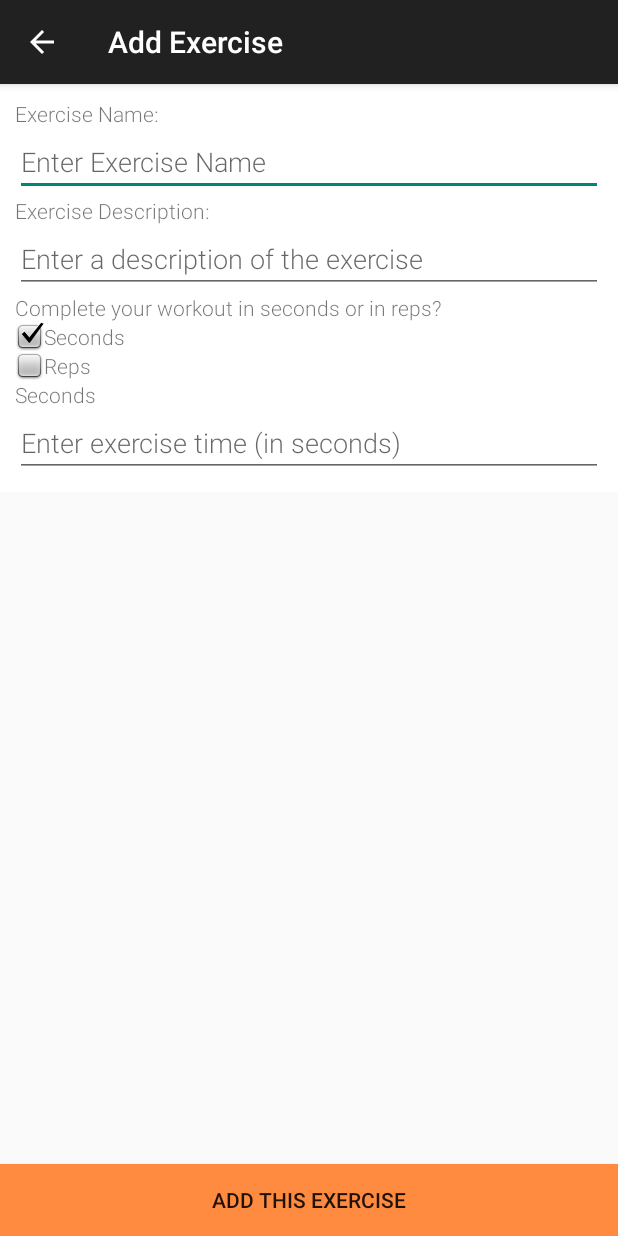
After one commit to jennatauro/LiveFit, an Android app: the AddExerciseActivity screen opened directly, with no data from a screen before it, on a phone screen of 412 x 824 dp. The commit adds this screen. Run offline under Robolectric (Android 15) with nearby library versions, the phone set to English and light mode, and no system bars.

Commit message:
Added flow for creating a workout and adding exercises

```diff
--- /dev/null
+++ b/src/main/java/com/jennatauro/livefit/activities/AddExerciseActivity.java
@@ -0,0 +1,43 @@
+package com.jennatauro.livefit.activities;
+
+
+import android.content.Context;
+import android.content.Intent;
+import android.os.Bundle;
+import android.support.v7.app.ActionBar;
+import android.support.v7.app.ActionBarActivity;
+import android.view.MenuItem;
+
+import com.jennatauro.livefit.R;
+
+public class AddExerciseActivity extends ActionBarActivity{
+
+    public static void start(Context context){
+        context.startActivity(getIntent(context));
+    }
+
+    private static Intent getIntent(Context context) {
+        final Intent intent = new Intent(context, AddExerciseActivity.class);
+        return intent;
+    }
+
+    @Override
+    protected void onCreate(Bundle savedInstanceState) {
+        super.onCreate(savedInstanceState);
+        setContentView(R.layout.activity_add_exercise);
+
+        ActionBar actionBar = getSupportActionBar();
+        actionBar.setDisplayHomeAsUpEnabled(true);
+    }
+
+    @Override
+    public boolean onOptionsItemSelected(MenuItem item) {
+        switch (item.getItemId()) {
+            case android.R.id.home:
+                onBackPressed();
+                return true;
+        }
+
+        return super.onOptionsItemSelected(item);
+    }
+}
--- /dev/null
+++ b/src/main/res/layout/activity_add_exercise.xml
@@ -0,0 +1,129 @@
+<?xml version="1.0" encoding="utf-8"?>
+
+<RelativeLayout xmlns:android="http://schemas.android.com/apk/res/android"
+    android:layout_width="match_parent"
+    android:layout_height="match_parent">
+
+    <LinearLayout
+        android:id="@+id/ll_exercise"
+        android:orientation="vertical"
+        android:padding="10dp"
+        android:layout_width="match_parent"
+        android:layout_height="wrap_content"
+        android:background="@android:color/white">
+
+        <TextView
+            android:layout_width="match_parent"
+            android:layout_height="wrap_content"
+            android:fontFamily="sans-serif-light"
+            android:text="@string/exercise_name" />
+
+        <EditText
+            android:id="@+id/et_exercise_name"
+            android:layout_width="match_parent"
+            android:layout_height="wrap_content"
+            android:fontFamily="sans-serif-light"
+            android:hint="@string/enter_exercise_name" />
+
+        <TextView
+            android:layout_width="match_parent"
+            android:layout_height="wrap_content"
+            android:fontFamily="sans-serif-light"
+            android:text="@string/exercise_description" />
+
+        <EditText
+            android:id="@+id/et_exercise_description"
+            android:layout_width="match_parent"
+            android:layout_height="wrap_content"
+            android:fontFamily="sans-serif-light"
+            android:hint="@string/enter_a_description_of_the_exercise" />
+
+        <TextView
+            android:layout_width="match_parent"
+            android:layout_height="wrap_content"
+            android:fontFamily="sans-serif-light"
+            android:text="@string/complete_your_exercise_in_seconds_or_reps" />
+
+        <RelativeLayout
+            android:layout_width="wrap_content"
+            android:layout_height="wrap_content">
+
+
+            <ImageView
+                android:id="@+id/iv_seconds_check"
+                android:layout_width="wrap_content"
+                android:layout_height="wrap_content"
+                android:background="@android:drawable/checkbox_on_background" />
+
+            <TextView
+                android:layout_width="match_parent"
+                android:layout_height="wrap_content"
+                android:fontFamily="sans-serif-light"
+                android:text="@string/seconds"
+                android:layout_toRightOf="@+id/iv_seconds_check" />
+
+        </RelativeLayout>
+
+        <RelativeLayout
+            android:layout_width="wrap_content"
+            android:layout_height="wrap_content">
+
+
+            <ImageView
+                android:id="@+id/iv_reps_check"
+                android:layout_width="wrap_content"
+                android:layout_height="wrap_content"
+                android:background="@android:drawable/checkbox_off_background" />
+
+            <TextView
+                android:layout_width="match_parent"
+                android:layout_height="wrap_content"
+                android:fontFamily="sans-serif-light"
+                android:text="@string/reps"
+                android:layout_toRightOf="@+id/iv_reps_check" />
+
+        </RelativeLayout>
+
+        <TextView
+            android:layout_width="match_parent"
+            android:layout_height="wrap_content"
+            android:fontFamily="sans-serif-light"
+            android:text="@string/seconds" />
+
+        <EditText
+            android:id="@+id/et_seconds"
+            android:layout_width="match_parent"
+            android:layout_height="wrap_content"
+            android:fontFamily="sans-serif-light"
+            android:hint="@string/enter_exercise_time" />
+
+
+        <TextView
+            android:layout_width="match_parent"
+            android:layout_height="wrap_content"
+            android:fontFamily="sans-serif-light"
+            android:text="@string/reps"
+            android:visibility="gone" />
+
+        <EditText
+            android:id="@+id/et_reps"
+            android:layout_width="match_parent"
+            android:layout_height="wrap_content"
+            android:fontFamily="sans-serif-light"
+            android:hint="@string/enter_exercise_reps"
+            android:visibility="gone" />
+
+    </LinearLayout>
+
+    <Button
+        android:id="@+id/btn_add_exercise"
+        android:layout_width="match_parent"
+        android:layout_height="wrap_content"
+        android:layout_alignParentBottom="true"
+        android:layout_alignParentLeft="true"
+        android:text="@string/add_this_exercise"
+        android:background="@drawable/selector_orange_plus_minus" />
+
+
+
+</RelativeLayout>
--- a/src/main/res/layout/fragment_fitness_day.xml
+++ b/src/main/res/layout/fragment_fitness_day.xml
@@ -24,7 +24,7 @@
         android:layout_marginBottom="10dp"/>
 
     <ImageView
-        android:id="@+id/iv"
+        android:id="@+id/iv_delete_workout"
         android:layout_width="wrap_content"
         android:layout_height="wrap_content"
         android:layout_alignParentBottom="true"
--- a/src/main/res/values/strings.xml
+++ b/src/main/res/values/strings.xml
@@ -13,5 +13,24 @@
     <string name="saturday">Sat</string>
     <string name="sunday">Sun</string>
     <string name="title_activity_workout_details">Workout Details</string>
+    <string name="do_workout">Do Workout</string>
+    <string name="title_create_new_workout">Create a New Workout</string>
+    <string name="exercise_name">Exercise Name:</string>
+    <string name="workout_name">Workout Name:</string>
+    <string name="enter_workout_name">Enter Workout Name</string>
+    <string name="exercises">Exercises</string>
+    <string name="add_an_exercise">Add an Exercise</string>
+    <string name="save_workout">Save Workout</string>
+    <string name="cancel">Cancel</string>
+    <string name="title_add_exercise">Add Exercise</string>
+    <string name="enter_exercise_name">Enter Exercise Name</string>
+    <string name="exercise_description">Exercise Description:</string>
+    <string name="enter_a_description_of_the_exercise">Enter a description of the exercise</string>
+    <string name="complete_your_exercise_in_seconds_or_reps">Complete your workout in seconds or in reps?</string>
+    <string name="seconds">Seconds</string>
+    <string name="reps">Reps</string>
+    <string name="enter_exercise_time">Enter exercise time (in seconds)</string>
+    <string name="enter_exercise_reps">Enter reps to complete for exercise</string>
+    <string name="add_this_exercise">Add This Exercise</string>
 
 </resources>
```
Also changed, not shown: src/main/AndroidManifest.xml (+16 -0 lines), src/main/java/com/jennatauro/livefit/activities/CreateNewWorkoutActivity.java (added, +62 -0 lines), src/main/java/com/jennatauro/livefit/fragments/DayFitnessFragment.java (+12 -1 lines), src/main/res/layout/activity_create_new_workout.xml (added, +83 -0 lines), src/main/res/layout/activity_workout_details.xml (+12 -2 lines).
